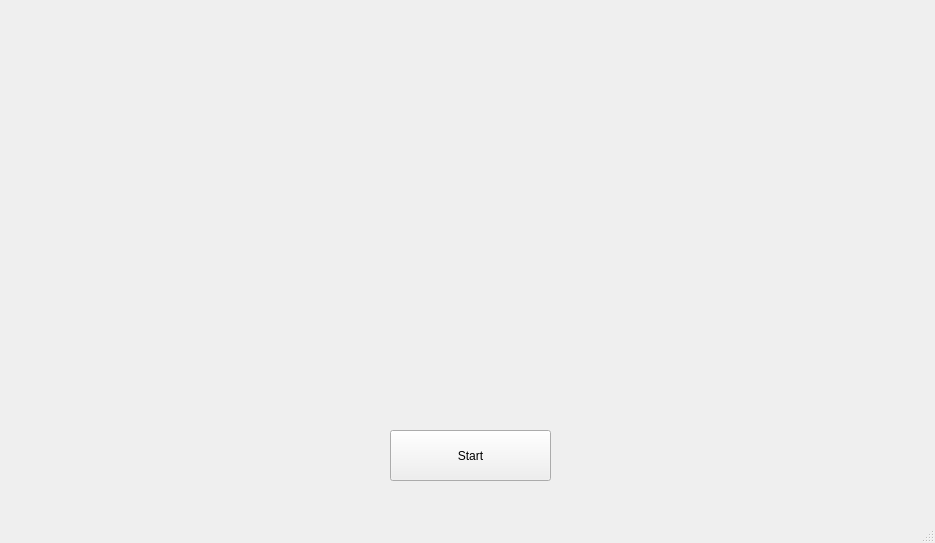
RahulCheen/AutoClicker, file mainwindow.ui: the form before one commit.
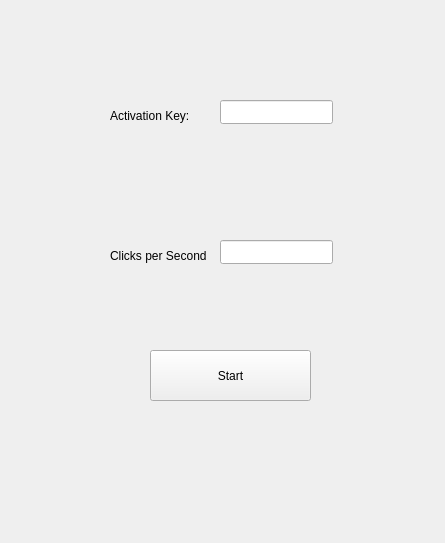
The form after the commit.

Commit message: Set up UI basics

Patch:
```diff
--- a/mainwindow.ui
+++ b/mainwindow.ui
@@ -6,7 +6,7 @@
    <rect>
     <x>0</x>
     <y>0</y>
-    <width>935</width>
+    <width>445</width>
     <height>543</height>
    </rect>
   </property>
@@ -17,8 +17,8 @@
    <widget class="QPushButton" name="myButton">
     <property name="geometry">
      <rect>
-      <x>390</x>
-      <y>430</y>
+      <x>150</x>
+      <y>350</y>
       <width>161</width>
       <height>51</height>
      </rect>
@@ -27,18 +27,53 @@
      <string>Start</string>
     </property>
    </widget>
+   <widget class="QLabel" name="activationLabel">
+    <property name="geometry">
+     <rect>
+      <x>110</x>
+      <y>100</y>
+      <width>131</width>
+      <height>31</height>
+     </rect>
+    </property>
+    <property name="text">
+     <string>Activation Key:</string>
+    </property>
+   </widget>
+   <widget class="QLabel" name="speedLabel">
+    <property name="geometry">
+     <rect>
+      <x>110</x>
+      <y>240</y>
+      <width>111</width>
+      <height>31</height>
+     </rect>
+    </property>
+    <property name="text">
+     <string>Clicks per Second</string>
+    </property>
+   </widget>
+   <widget class="QLineEdit" name="speedEdit">
+    <property name="geometry">
+     <rect>
+      <x>220</x>
+      <y>240</y>
+      <width>113</width>
+      <height>24</height>
+     </rect>
+    </property>
+   </widget>
+   <widget class="QLineEdit" name="activationEdit">
+    <property name="geometry">
+     <rect>
+      <x>220</x>
+      <y>100</y>
+      <width>113</width>
+      <height>24</height>
+     </rect>
+    </property>
+   </widget>
   </widget>
-  <widget class="QMenuBar" name="menubar">
-   <property name="geometry">
-    <rect>
-     <x>0</x>
-     <y>0</y>
-     <width>935</width>
-     <height>21</height>
-    </rect>
-   </property>
-  </widget>
-  <widget class="QStatusBar" name="statusbar"/>
  </widget>
  <resources/>
  <connections/>
```
Left out of the diff: 2 changed lines with no effect on the pictures. The commit also changes 2 other files.
